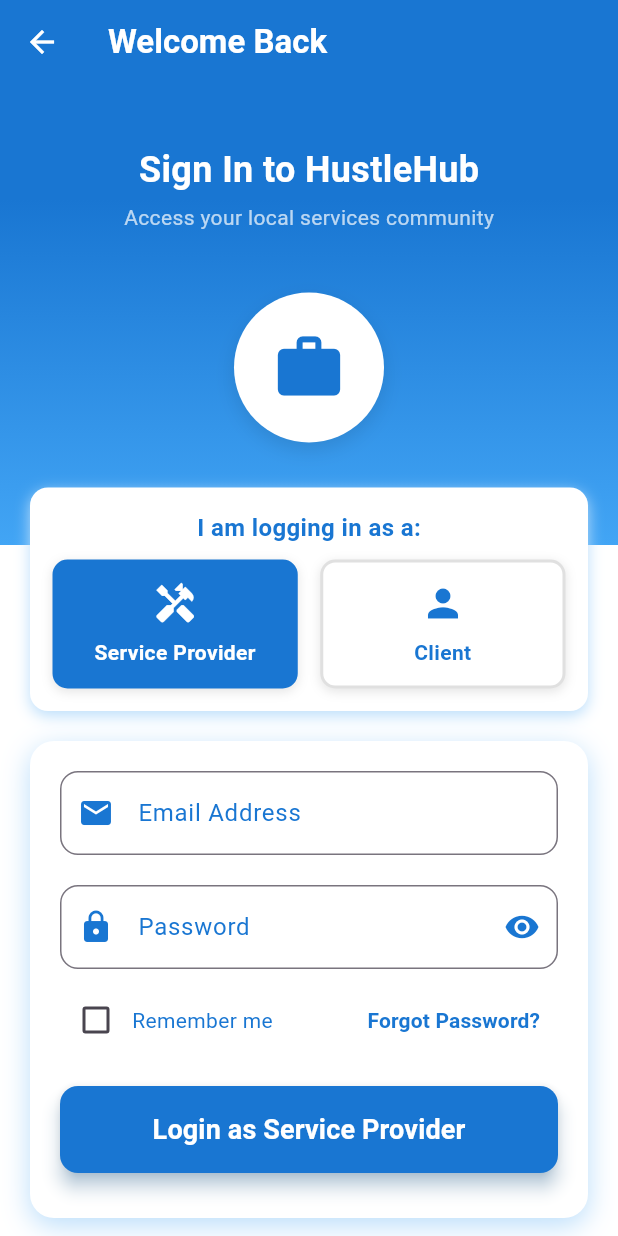
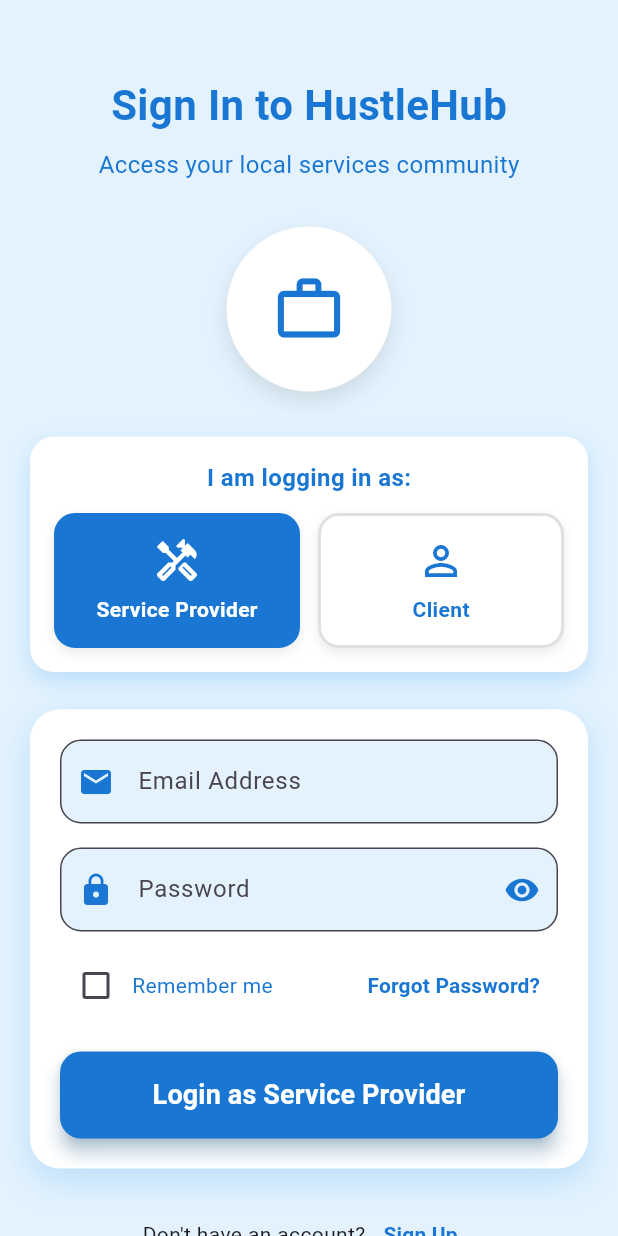
Before and after one commit to Adapt-IT-hackathon/Adapt_It-HustleHub, a Flutter app: the LoginPage screen opened directly, on a phone screen of 412 x 824 dp. Run offline on Flutter 3.47's test engine with Material 3 defaults, Android fonts, the phone set to English and light mode, and no system bars; our stand-ins replace image_picker.

Commit message:
updated colours

```diff
--- a/lib/main.dart
+++ b/lib/main.dart
@@ -648,32 +648,20 @@
       );
       return;
     }
-    if (_selectedRole == "Service Provider") {
-
-      Navigator.pushReplacement(
-        context,
-        MaterialPageRoute(builder: (context) => const ClientDashboard()),
-
-      );
+
+    String dashboard = _selectedRole == "Service Provider"
+        ? "ClientDashboard"
+        : "ServiceDashboard";
+
     ScaffoldMessenger.of(context).showSnackBar(
       SnackBar(
         content: Text("✅ Login successful as $_selectedRole!"),
         backgroundColor: Colors.green.shade700,
       ),
     );
-    } else if (_selectedRole == "Client") {
-      Navigator.pushReplacement(
-        context,
-        MaterialPageRoute(builder: (context) => const ServiceDashboard()),
-      );
-      ScaffoldMessenger.of(context).showSnackBar(
-        SnackBar(
-          content: Text("✅ Login successful as $_selectedRole!"),
-          backgroundColor: Colors.green.shade700,
-        ),
-      );
-    }
-
+
+    // TODO: Navigate to the correct dashboard
+    // Navigator.pushReplacement(context, MaterialPageRoute(builder: (_) => dashboardWidget));
   }
 
   void _forgotPassword() {
@@ -688,71 +676,47 @@
   @override
   Widget build(BuildContext context) {
     return Scaffold(
-      appBar: AppBar(
-        title: const Text(
-          "Welcome Back",
-          style: TextStyle(
-            fontWeight: FontWeight.w600,
-            color: Colors.white,
-          ),
-        ),
-        backgroundColor: const Color(0xFF1976D2),
-        elevation: 0,
-        iconTheme: const IconThemeData(color: Colors.white),
-      ),
-      body: Container(
-        decoration: const BoxDecoration(
-          gradient: LinearGradient(
-            begin: Alignment.topCenter,
-            end: Alignment.bottomCenter,
-            colors: [Color(0xFF1976D2), Color(0xFF42A5F5), Colors.white],
-            stops: [0.1, 0.4, 0.4],
-          ),
-        ),
-        child: FadeTransition(
+      backgroundColor: Colors.blue.shade50,
+      body: FadeTransition(
         opacity: _fadeAnimation,
         child: SingleChildScrollView(
-            padding: const EdgeInsets.all(20),
+          padding: const EdgeInsets.symmetric(horizontal: 20, vertical: 50),
           child: Column(
             crossAxisAlignment: CrossAxisAlignment.center,
             children: [
               // Header
-                const SizedBox(height: 20),
               const Text(
                 "Sign In to HustleHub",
                 style: TextStyle(
-                    fontSize: 24,
-                    fontWeight: FontWeight.bold,
-                    color: Colors.white,
-                  ),
-                ),
-                const SizedBox(height: 5),
+                  fontSize: 28,
+                  fontWeight: FontWeight.bold,
+                  color: Color(0xFF1976D2),
+                ),
+              ),
+              const SizedBox(height: 8),
               const Text(
                 "Access your local services community",
-                  style: TextStyle(
-                    fontSize: 14,
-                    color: Colors.white70,
-                  ),
-                ),
-                const SizedBox(height: 40),
+                style: TextStyle(fontSize: 16, color: Color(0xFF1976D2)),
+              ),
+              const SizedBox(height: 30),
 
               // Logo
               Container(
-                  width: 100,
-                  height: 100,
+                width: 110,
+                height: 110,
                 decoration: BoxDecoration(
                   color: Colors.white,
                   shape: BoxShape.circle,
                   boxShadow: [
                     BoxShadow(
                       color: Colors.black.withOpacity(0.1),
-                        blurRadius: 10,
-                        offset: const Offset(0, 5),
+                      blurRadius: 12,
+                      offset: const Offset(0, 6),
                     ),
                   ],
                 ),
                 child: const Icon(
-                    Icons.work,
+                  Icons.work_outline,
                   size: 50,
                   color: Color(0xFF1976D2),
                 ),
@@ -761,131 +725,85 @@
 
               // Role Selection
               Container(
-                  padding: const EdgeInsets.all(15),
-                  decoration: BoxDecoration(
-                    color: Colors.white,
-                    borderRadius: BorderRadius.circular(12),
-                    boxShadow: [
-                      BoxShadow(
-                        color: Colors.blue.shade100,
-                        blurRadius: 8,
-                        offset: const Offset(0, 3),
-                      ),
-                    ],
-                  ),
-                  child: Column(
-                    children: [
-                      const Text(
-                        "I am logging in as a:",
-                        style: TextStyle(
-                          fontSize: 16,
-                          fontWeight: FontWeight.w600,
-                          color: Color(0xFF1976D2),
-                        ),
-                      ),
-                      const SizedBox(height: 10),
-                      Row(
-                        children: [
-                          Expanded(
-                            child: _RoleOption(
-                              title: "Service Provider",
-                              icon: Icons.handyman,
-                              isSelected: _selectedRole == "Service Provider",
-                              onTap: () {
-                                setState(() {
-                                  _selectedRole = "Service Provider";
-                                });
-                              },
-                            ),
-                          ),
-                          const SizedBox(width: 15),
-                          Expanded(
-                            child: _RoleOption(
-                              title: "Client",
-                              icon: Icons.person,
-                              isSelected: _selectedRole == "Client",
-                              onTap: () {
-                                setState(() {
-                                  _selectedRole = "Client";
-                                });
-                              },
-                            ),
-                          ),
-                        ],
-                      ),
-                    ],
-                  ),
-                ),
-                const SizedBox(height: 20),
-
-                // Form Container
-                Container(
-                  padding: const EdgeInsets.all(20),
+                padding: const EdgeInsets.all(16),
                 decoration: BoxDecoration(
                   color: Colors.white,
                   borderRadius: BorderRadius.circular(16),
                   boxShadow: [
                     BoxShadow(
                       color: Colors.blue.shade100,
-                        blurRadius: 15,
-                        offset: const Offset(0, 5),
+                      blurRadius: 12,
+                      offset: const Offset(0, 6),
                     ),
                   ],
                 ),
                 child: Column(
                   children: [
-                      // Email
-                      TextField(
-                        controller: _emailController,
-                        keyboardType: TextInputType.emailAddress,
-                        decoration: InputDecoration(
-                          labelText: "Email Address",
-                          labelStyle: const TextStyle(color: Color(0xFF1976D2)),
-                          prefixIcon: const Icon(Icons.email, color: Color(0xFF1976D2)),
-                          border: OutlineInputBorder(
-                            borderRadius: BorderRadius.circular(12),
-                            borderSide: const BorderSide(color: Color(0xFF1976D2)),
-                          ),
-                          focusedBorder: OutlineInputBorder(
-                            borderRadius: BorderRadius.circular(12),
-                            borderSide: const BorderSide(color: Color(0xFF1976D2), width: 2),
-                          ),
-                        ),
-                      ),
-                      const SizedBox(height: 20),
-
-                      // Password
-                      TextField(
-                        controller: _passwordController,
-                        obscureText: _obscurePassword,
-                        decoration: InputDecoration(
-                          labelText: "Password",
-                          labelStyle: const TextStyle(color: Color(0xFF1976D2)),
-                          prefixIcon: const Icon(Icons.lock, color: Color(0xFF1976D2)),
-                          suffixIcon: IconButton(
-                            icon: Icon(
-                              _obscurePassword ? Icons.visibility : Icons.visibility_off,
-                              color: const Color(0xFF1976D2),
-                            ),
-                            onPressed: () {
+                    const Text(
+                      "I am logging in as:",
+                      style: TextStyle(
+                        fontSize: 16,
+                        fontWeight: FontWeight.w600,
+                        color: Color(0xFF1976D2),
+                      ),
+                    ),
+                    const SizedBox(height: 12),
+                    Row(
+                      children: [
+                        Expanded(
+                          child: _RoleOption(
+                            title: "Service Provider",
+                            icon: Icons.handyman_outlined,
+                            isSelected: _selectedRole == "Service Provider",
+                            onTap: () {
                               setState(() {
-                                _obscurePassword = !_obscurePassword;
+                                _selectedRole = "Service Provider";
                               });
                             },
                           ),
-                          border: OutlineInputBorder(
-                            borderRadius: BorderRadius.circular(12),
-                            borderSide: const BorderSide(color: Color(0xFF1976D2)),
-                          ),
-                          focusedBorder: OutlineInputBorder(
-                            borderRadius: BorderRadius.circular(12),
-                            borderSide: const BorderSide(color: Color(0xFF1976D2), width: 2),
-                          ),
-                        ),
-                      ),
-                      const SizedBox(height: 10),
-
-                      // Remember me and Forgot password
+                        ),
+                        const SizedBox(width: 12),
+                        Expanded(
+                          child: _RoleOption(
+                            title: "Client",
+                            icon: Icons.person_outline,
+                            isSelected: _selectedRole == "Client",
+                            onTap: () {
+                              setState(() {
+                                _selectedRole = "Client";
+                              });
+                            },
+                          ),
+                        ),
+                      ],
+                    ),
+                  ],
+                ),
+              ),
+              const SizedBox(height: 25),
+
+              // Login Form
+              Container(
+                padding: const EdgeInsets.all(20),
+                decoration: BoxDecoration(
+                  color: Colors.white,
+                  borderRadius: BorderRadius.circular(20),
+                  boxShadow: [
+                    BoxShadow(
+                      color: Colors.blue.shade100,
+                      blurRadius: 18,
+                      offset: const Offset(0, 8),
+                    ),
+                  ],
+                ),
+                child: Column(
+                  children: [
+                    _buildTextField(_emailController, "Email Address", Icons.email),
+                    const SizedBox(height: 16),
+                    _buildPasswordField(_passwordController, "Password", _obscurePassword, () {
+                      setState(() => _obscurePassword = !_obscurePassword);
+                    }),
+                    const SizedBox(height: 12),
                     Row(
                       mainAxisAlignment: MainAxisAlignment.spaceBetween,
                       children: [
@@ -910,17 +828,12 @@
                           onPressed: _forgotPassword,
                           child: const Text(
                             "Forgot Password?",
-                              style: TextStyle(
-                                color: Color(0xFF1976D2),
-                                fontWeight: FontWeight.w600,
-                              ),
+                            style: TextStyle(color: Color(0xFF1976D2), fontWeight: FontWeight.w600),
                           ),
                         ),
                       ],
                     ),
                     const SizedBox(height: 20),
-
-                      // Login button
                     SizedBox(
                       width: double.infinity,
                       child: ElevatedButton(
@@ -928,23 +841,16 @@
                         style: ElevatedButton.styleFrom(
                           backgroundColor: const Color(0xFF1976D2),
                           padding: const EdgeInsets.symmetric(vertical: 16),
-                            shape: RoundedRectangleBorder(
-                              borderRadius: BorderRadius.circular(12),
-                            ),
+                          shape: RoundedRectangleBorder(borderRadius: BorderRadius.circular(14)),
                           elevation: 5,
                           shadowColor: Colors.blue.shade200,
                         ),
                         child: Text(
                           "Login as $_selectedRole",
-                            style: const TextStyle(
-                              fontSize: 18,
-                              fontWeight: FontWeight.w600,
-                              color: Colors.white,
-                            ),
-                          ),
-                        ),
-                      ),
-                      const SizedBox(height: 10),
+                          style: const TextStyle(fontSize: 18, fontWeight: FontWeight.w600, color: Colors.white),
+                        ),
+                      ),
+                    ),
                   ],
                 ),
               ),
@@ -957,30 +863,50 @@
                   const Text("Don't have an account?"),
                   TextButton(
                     onPressed: () {
-                        // Navigate to sign up page
-                        // Navigator.push(
-                        //   context,
-                        //   MaterialPageRoute(builder: (context) => const SignUpPage()),
-                        // );
+                      // Navigate to SignUpPage
                     },
                     child: const Text(
                       "Sign Up",
-                        style: TextStyle(
-                          color: Color(0xFF1976D2),
-                          fontWeight: FontWeight.w600,
-                        ),
-                      ),
-                    ),
-                  ],
-                ),
-                const SizedBox(height: 10),
-              ],
-            ),
-          ),
-        ),
-      ),
-    );
-  }
+                      style: TextStyle(color: Color(0xFF1976D2), fontWeight: FontWeight.w600),
+                    ),
+                  ),
+                ],
+              ),
+            ],
+          ),
+        ),
+      ),
+    );
+  }
+
+  Widget _buildTextField(TextEditingController controller, String label, IconData icon) => TextField(
+        controller: controller,
+        decoration: InputDecoration(
+          labelText: label,
+          prefixIcon: Icon(icon, color: const Color(0xFF1976D2)),
+          filled: true,
+          fillColor: Colors.blue.shade50,
+          border: OutlineInputBorder(borderRadius: BorderRadius.circular(14)),
+          focusedBorder: OutlineInputBorder(
+            borderRadius: BorderRadius.circular(14),
+            borderSide: const BorderSide(color: Color(0xFF1976D2), width: 2),
+          ),
+        ),
+      );
+
+  Widget _buildPasswordField(TextEditingController controller, String label, bool obscureText, VoidCallback onToggle) => TextField(
+        controller: controller,
+        obscureText: obscureText,
+        decoration: InputDecoration(
+          labelText: label,
+          prefixIcon: const Icon(Icons.lock, color: Color(0xFF1976D2)),
+          suffixIcon: IconButton(icon: Icon(obscureText ? Icons.visibility : Icons.visibility_off, color: const Color(0xFF1976D2)), onPressed: onToggle),
+          filled: true,
+          fillColor: Colors.blue.shade50,
+          border: OutlineInputBorder(borderRadius: BorderRadius.circular(14)),
+          focusedBorder: OutlineInputBorder(borderRadius: BorderRadius.circular(14), borderSide: const BorderSide(color: Color(0xFF1976D2), width: 2)),
+        ),
+      );
 }
 
 class _RoleOption extends StatelessWidget {
@@ -1000,39 +926,22 @@
   Widget build(BuildContext context) {
     return GestureDetector(
       onTap: onTap,
-      child: Container(
-        padding: const EdgeInsets.all(12),
+      child: AnimatedContainer(
+        duration: const Duration(milliseconds: 300),
+        padding: const EdgeInsets.symmetric(vertical: 14),
         decoration: BoxDecoration(
           color: isSelected ? const Color(0xFF1976D2) : Colors.white,
-          borderRadius: BorderRadius.circular(10),
-          border: Border.all(
-            color: isSelected ? const Color(0xFF1976D2) : Colors.grey.shade300,
-            width: 2,
-          ),
+          borderRadius: BorderRadius.circular(14),
+          border: Border.all(color: isSelected ? const Color(0xFF1976D2) : Colors.grey.shade300, width: 2),
           boxShadow: [
-            BoxShadow(
-              color: Colors.black.withOpacity(0.1),
-              blurRadius: 5,
-              offset: const Offset(0, 2),
-            ),
+            BoxShadow(color: Colors.black.withOpacity(0.08), blurRadius: 6, offset: const Offset(0, 3)),
           ],
         ),
         child: Column(
           children: [
-            Icon(
-              icon,
-              size: 30,
-              color: isSelected ? Colors.white : const Color(0xFF1976D2),
-            ),
-            const SizedBox(height: 8),
-            Text(
-              title,
-              textAlign: TextAlign.center,
-              style: TextStyle(
-                fontWeight: FontWeight.w600,
-                color: isSelected ? Colors.white : const Color(0xFF1976D2),
-              ),
-            ),
+            Icon(icon, size: 32, color: isSelected ? Colors.white : const Color(0xFF1976D2)),
+            const SizedBox(height: 6),
+            Text(title, style: TextStyle(color: isSelected ? Colors.white : const Color(0xFF1976D2), fontWeight: FontWeight.w600)),
           ],
         ),
       ),
```
Lines whose indentation alone changed are shown as unchanged.
